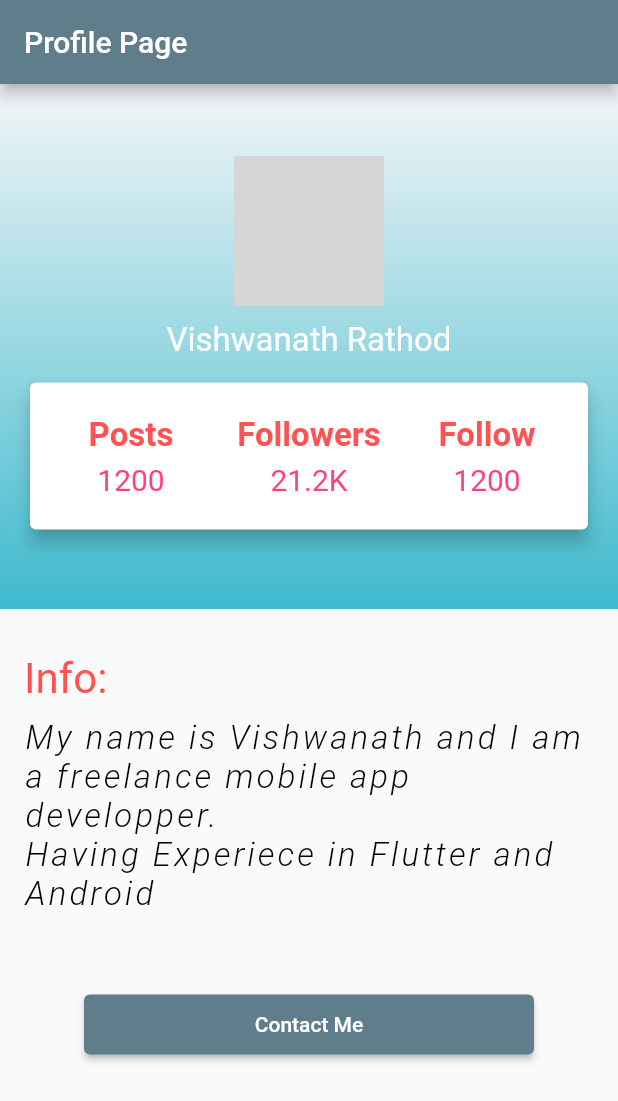
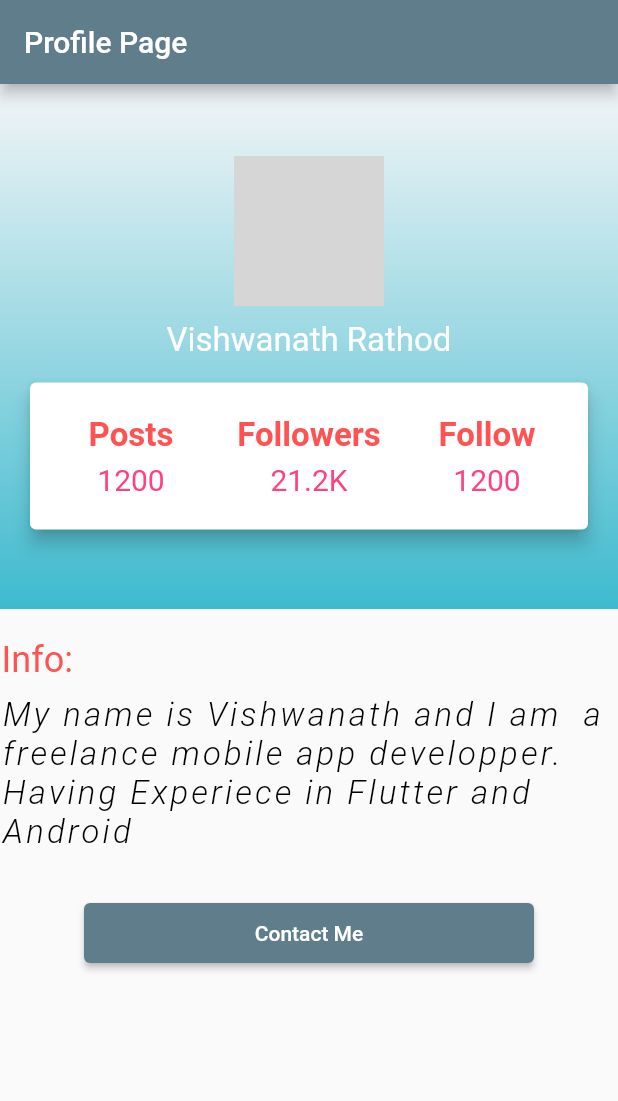
Before and after one commit to rkgoudra/Bookish_2.0_Frontend, a Flutter app: the screen it shows after launch, after a tap on "forgot password?", on a phone screen of 412 x 824 dp. Shown: the top 1101 px of the screen. Run offline on Flutter 3.47's test engine with Material 2 defaults, Android fonts, the phone set to English and light mode, and no system bars; network calls fail; grey boxes are pictures that could not be loaded.

Commit message:
button overflow fixed in profile page

```diff
--- a/bookish/lib/profile.dart
+++ b/bookish/lib/profile.dart
@@ -139,7 +139,7 @@ class ProfileApp extends StatelessWidget {
             Container(
               child: Padding(
                 padding: const EdgeInsets.symmetric(
-                    vertical: 30.0, horizontal: 16.0),
+                    vertical: 20.0, horizontal: 1.0),
                 child: Column(
                   mainAxisAlignment: MainAxisAlignment.center,
                   crossAxisAlignment: CrossAxisAlignment.start,
@@ -149,7 +149,7 @@ class ProfileApp extends StatelessWidget {
                       style: TextStyle(
                           color: Colors.redAccent,
                           fontStyle: FontStyle.normal,
-                          fontSize: 28.0),
+                          fontSize: 24.0),
                     ),
                     SizedBox(
                       height: 10.0,
@@ -170,7 +170,7 @@ class ProfileApp extends StatelessWidget {
               ),
             ),
             SizedBox(
-              height: 20.0,
+              height: 10.0,
             ),
             Container(
                 width: 300.00,
```
